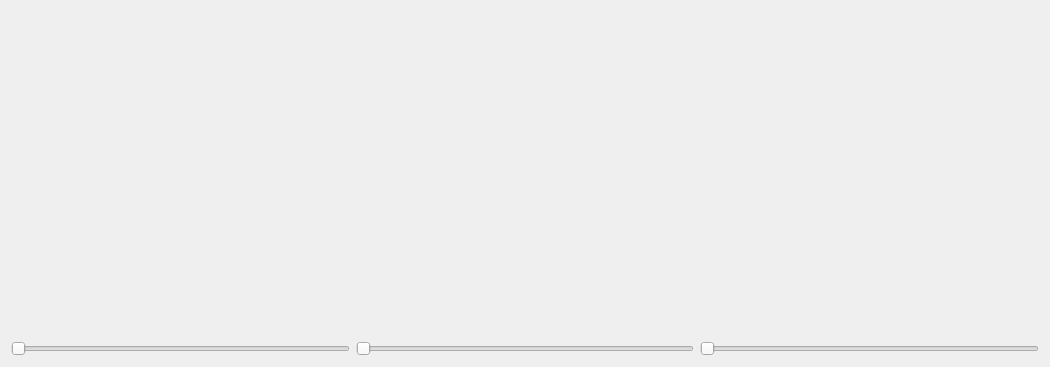
Above: VTKThreeViews.ui from FubuFabian/Breast-Tumor-Segmentation before the change. Below: the same form after it.
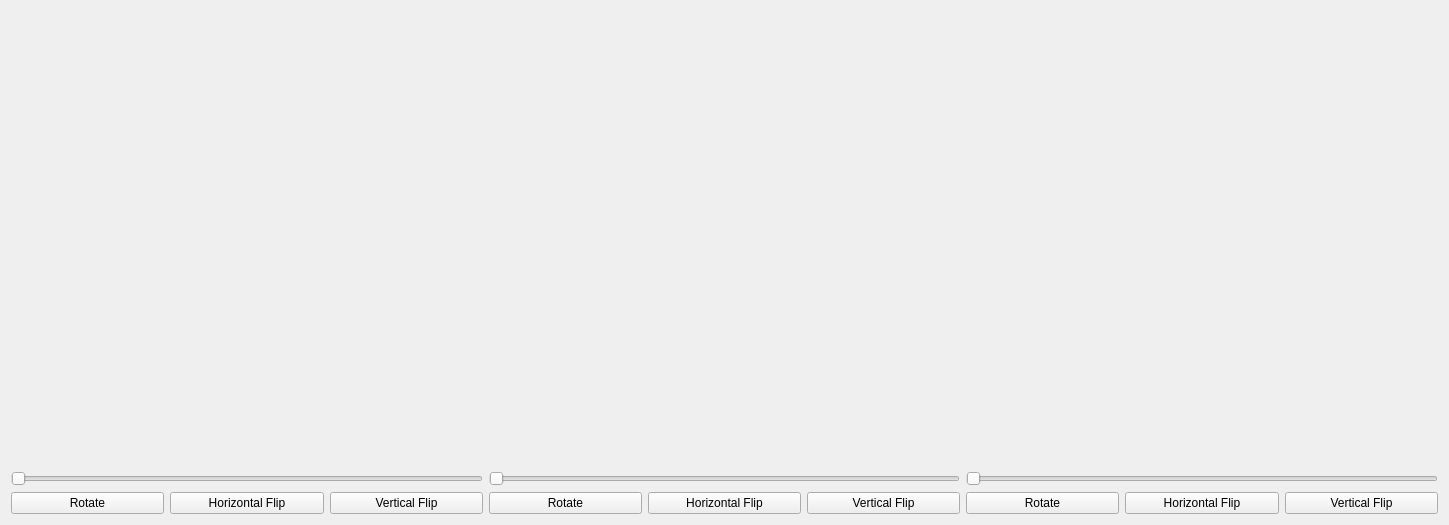
That is the form after the change.

```diff
--- a/VTKThreeViews.ui
+++ b/VTKThreeViews.ui
@@ -6,30 +6,16 @@
    <rect>
     <x>0</x>
     <y>0</y>
-    <width>1050</width>
-    <height>367</height>
+    <width>1449</width>
+    <height>525</height>
    </rect>
   </property>
   <property name="windowTitle">
    <string>VTKThreeViews</string>
   </property>
-  <layout class="QHBoxLayout" name="horizontalLayout">
-   <item>
-    <layout class="QGridLayout" name="gridLayout">
-     <item row="0" column="0">
-      <widget class="QWidget" name="axialDisplay" native="true"/>
-     </item>
-     <item row="1" column="0">
-      <widget class="QSlider" name="axialSlider">
-       <property name="orientation">
-        <enum>Qt::Horizontal</enum>
-       </property>
-      </widget>
-     </item>
-    </layout>
-   </item>
-   <item>
-    <layout class="QGridLayout" name="gridLayout_2">
+  <layout class="QGridLayout" name="gridLayout_4">
+   <item row="0" column="1">
+    <layout class="QGridLayout" name="gridLayout_2" rowstretch="90,0,0">
      <item row="0" column="0">
       <widget class="QWidget" name="sagittalDisplay" native="true"/>
      </item>
@@ -40,10 +26,35 @@
        </property>
       </widget>
      </item>
+     <item row="2" column="0">
+      <layout class="QHBoxLayout" name="horizontalLayout_7">
+       <item>
+        <widget class="QPushButton" name="sagittalRotateBtn">
+         <property name="text">
+          <string>Rotate</string>
+         </property>
+        </widget>
+       </item>
+       <item>
+        <widget class="QPushButton" name="sagittalHorizontalBtn">
+         <property name="text">
+          <string>Horizontal Flip</string>
+         </property>
+        </widget>
+       </item>
+       <item>
+        <widget class="QPushButton" name="sagittalVerticalBtn">
+         <property name="text">
+          <string>Vertical Flip</string>
+         </property>
+        </widget>
+       </item>
+      </layout>
+     </item>
     </layout>
    </item>
-   <item>
-    <layout class="QGridLayout" name="gridLayout_3">
+   <item row="0" column="2">
+    <layout class="QGridLayout" name="gridLayout_3" rowstretch="90,5,5">
      <item row="0" column="0">
       <widget class="QWidget" name="coronalDisplay" native="true"/>
      </item>
@@ -54,6 +65,82 @@
        </property>
       </widget>
      </item>
+     <item row="2" column="0">
+      <layout class="QHBoxLayout" name="horizontalLayout_8">
+       <item>
+        <widget class="QPushButton" name="coronalRotateBtn">
+         <property name="text">
+          <string>Rotate</string>
+         </property>
+        </widget>
+       </item>
+       <item>
+        <widget class="QPushButton" name="coronalHorizontalBtn">
+         <property name="text">
+          <string>Horizontal Flip</string>
+         </property>
+        </widget>
+       </item>
+       <item>
+        <widget class="QPushButton" name="coronalVerticalBtn">
+         <property name="text">
+          <string>Vertical Flip</string>
+         </property>
+        </widget>
+       </item>
+      </layout>
+     </item>
+    </layout>
+   </item>
+   <item row="0" column="0">
+    <layout class="QGridLayout" name="gridLayout" rowstretch="90,5,5" rowminimumheight="0,0,0">
+     <property name="sizeConstraint">
+      <enum>QLayout::SetDefaultConstraint</enum>
+     </property>
+     <item row="0" column="0">
+      <widget class="QWidget" name="axialDisplay" native="true"/>
+     </item>
+     <item row="1" column="0">
+      <widget class="QSlider" name="axialSlider">
+       <property name="orientation">
+        <enum>Qt::Horizontal</enum>
+       </property>
+      </widget>
+     </item>
+     <item row="2" column="0">
+      <layout class="QHBoxLayout" name="horizontalLayout_6">
+       <property name="sizeConstraint">
+        <enum>QLayout::SetMinAndMaxSize</enum>
+       </property>
+       <property name="leftMargin">
+        <number>0</number>
+       </property>
+       <property name="topMargin">
+        <number>0</number>
+       </property>
+       <item>
+        <widget class="QPushButton" name="axialRotateBtn">
+         <property name="text">
+          <string>Rotate</string>
+         </property>
+        </widget>
+       </item>
+       <item>
+        <widget class="QPushButton" name="axialHorizontalBtn">
+         <property name="text">
+          <string>Horizontal Flip</string>
+         </property>
+        </widget>
+       </item>
+       <item>
+        <widget class="QPushButton" name="axialVerticalBtn">
+         <property name="text">
+          <string>Vertical Flip</string>
+         </property>
+        </widget>
+       </item>
+      </layout>
+     </item>
     </layout>
    </item>
   </layout>
```
Left out of the diff: 165 changed lines with no effect on the pictures.
